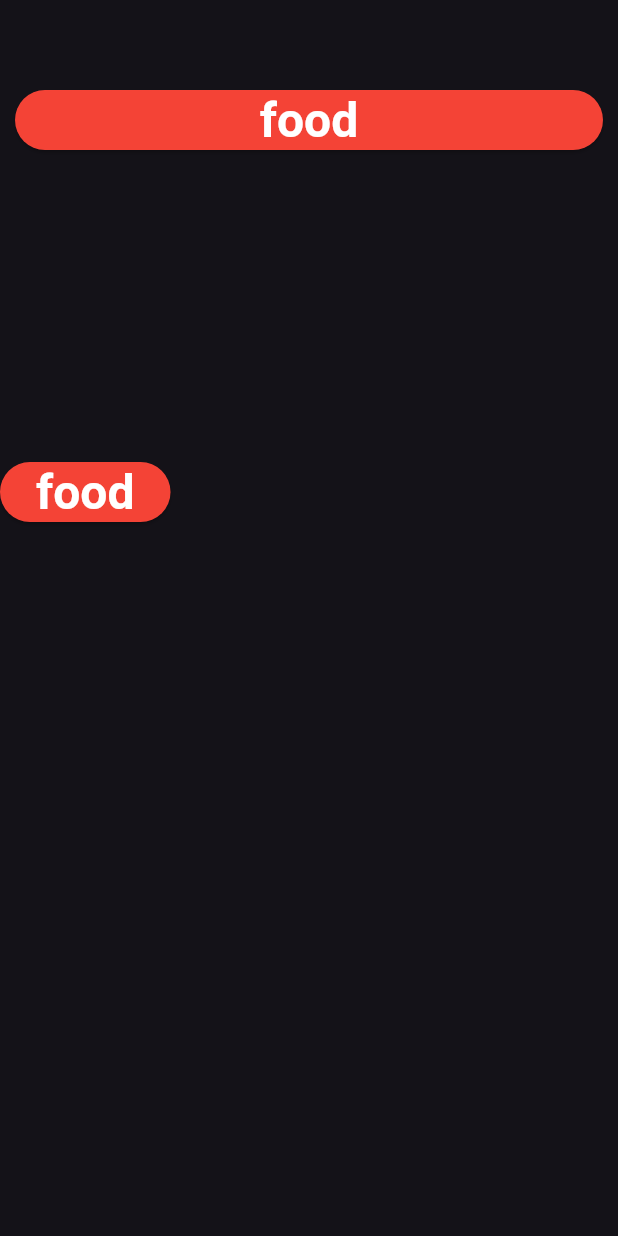
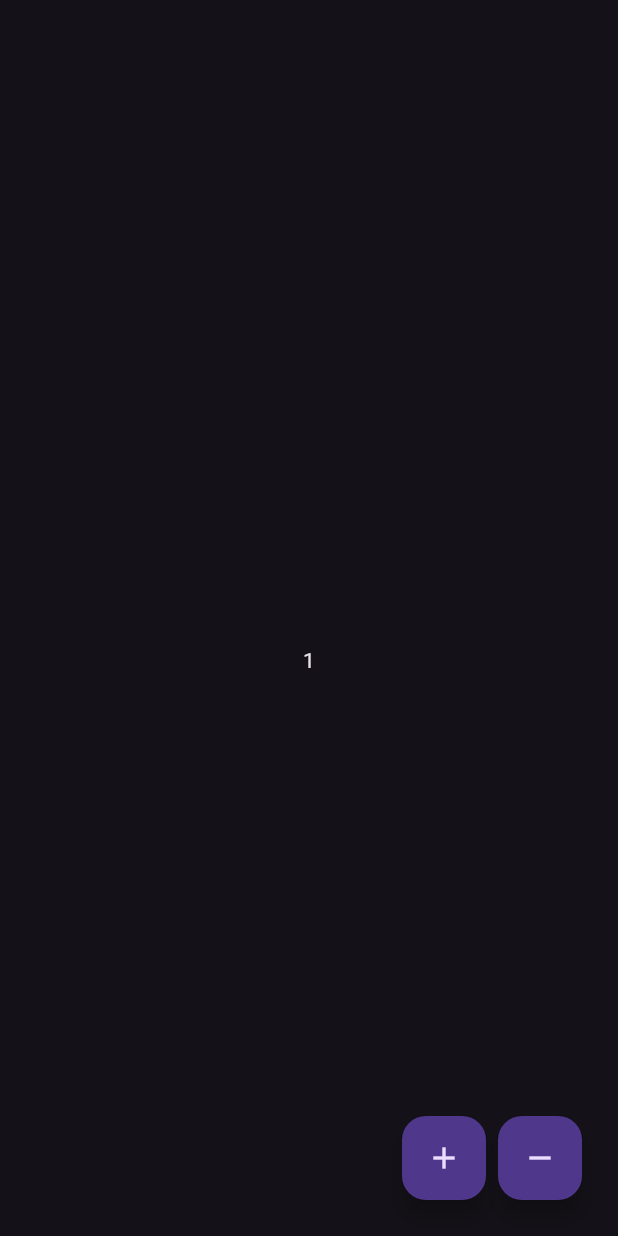
Before and after one commit to Htdrizzt/flutter_learning, a Flutter app: the screen it shows after launch, on a phone screen of 412 x 824 dp. Run offline on Flutter 3.47's test engine with Material 2 defaults, Android fonts, the phone set to English and light mode, and no system bars.

Commit message:
7 eylül

```diff
--- a/lib/101/custom_widget_learn.dart
+++ b/lib/101/custom_widget_learn.dart
@@ -15,18 +15,19 @@ class CustomWidgetLeran extends StatelessWidget {
           children: [
             Center(
                 child: Padding(
-              padding: const EdgeInsets.symmetric(horizontal: 10),
+              padding: const EdgeInsets.symmetric(horizontal: 20),
               child: SizedBox(
                 width: MediaQuery.of(context).size.width,
-                child: CustomFootButton(
-                  title: title,
+                child: CustomFoodButton(
+                  title: title, onPressed: () {  },
+
                 ),
               ),
             )),
             const SizedBox(
               height: 200,
             ),
-            CustomFootButton(title: title)
+            CustomFoodButton(title: title, onPressed: () {  },)
           ],
         ));
   }
@@ -42,23 +43,27 @@ mixin class PaddingUtility {
   final normalPadding2x = const EdgeInsets.all(16.0);
 }
 
-class CustomFootButton extends StatelessWidget
+class CustomFoodButton extends StatelessWidget
     with ColorUtility, PaddingUtility {
-  CustomFootButton({super.key, required this.title});
+  CustomFoodButton({super.key, required this.title, required this.onPressed});
   final String title;
+  final void Function () onPressed ;
 
   @override
   Widget build(BuildContext context) {
     return ElevatedButton(
         style: ElevatedButton.styleFrom(
             backgroundColor: redColor, shape: const StadiumBorder()),
-        onPressed: () {},
+        onPressed: onPressed,
+        child: Padding(
+          padding: normalPadding,
           child: Text(
             title,
             style: Theme.of(context)
                 .textTheme
                 .headlineLarge
                 ?.copyWith(color: whiteColor, fontWeight: FontWeight.bold),
+          ),
         ));
   }
 }
--- /dev/null
+++ b/lib/101/stateful_learn.dart
@@ -0,0 +1,28 @@
+import 'package:flutter/material.dart';
+
+class StatefulLearn extends StatefulWidget {
+  const StatefulLearn({super.key});
+
+  @override
+  State<StatefulLearn> createState() => _StatefulLearnState();
+}
+
+class _StatefulLearnState extends State<StatefulLearn> {
+  @override
+  Widget build(BuildContext context) {
+    return Scaffold(
+      appBar: AppBar(),
+      floatingActionButton: Row(
+        mainAxisSize: MainAxisSize.min,
+        children: [
+          FloatingActionButton(onPressed: () {}, child: const Icon(Icons.add)),
+          Padding(
+            padding: const EdgeInsets.all(8.0),
+            child: FloatingActionButton(onPressed: () {}, child: const Icon(Icons.remove)),
+          )
+        ],
+      ),
+      body: const Center(child: Text('1')),
+    );
+  }
+}
--- a/lib/main.dart
+++ b/lib/main.dart
@@ -1,6 +1,7 @@
 import 'package:flutter/material.dart';
 import 'package:flutter/services.dart';
-import 'package:learning_101/101/custom_widget_learn.dart';
+import 'package:learning_101/101/demos/note_demos_view.dart';
+import 'package:learning_101/101/stateful_learn.dart';
 
 void main() {
   runApp(const MyApp());
@@ -17,12 +18,17 @@ class MyApp extends StatelessWidget {
         theme: ThemeData.dark(
           useMaterial3: true,
         ).copyWith(
+            progressIndicatorTheme:
+                const ProgressIndicatorThemeData(color: Colors.orange),
+            cardTheme: CardTheme(
+                shape: RoundedRectangleBorder(
+                    borderRadius: BorderRadius.circular(30))),
             appBarTheme: const AppBarTheme(
-          centerTitle: true,
-          systemOverlayStyle: SystemUiOverlayStyle.light,
-          backgroundColor: Colors.transparent,
-          elevation: 0,
-        )),
-        home:   const CustomWidgetLeran());
+              centerTitle: true,
+              systemOverlayStyle: SystemUiOverlayStyle.light,
+              backgroundColor: Colors.transparent,
+              elevation: 0,
+            )),
+        home: const StatefulLearn());
   }
 }
```
Also changed, not shown: lib/101/column_row_learn.dart (added, +17 -0 lines), lib/101/indicator_learn.dart (added, +32 -0 lines), lib/101/list_tile_learn.dart (added, +38 -0 lines), lib/core/random_image.dart (added, +12 -0 lines). Lines whose indentation alone changed are shown as unchanged.
